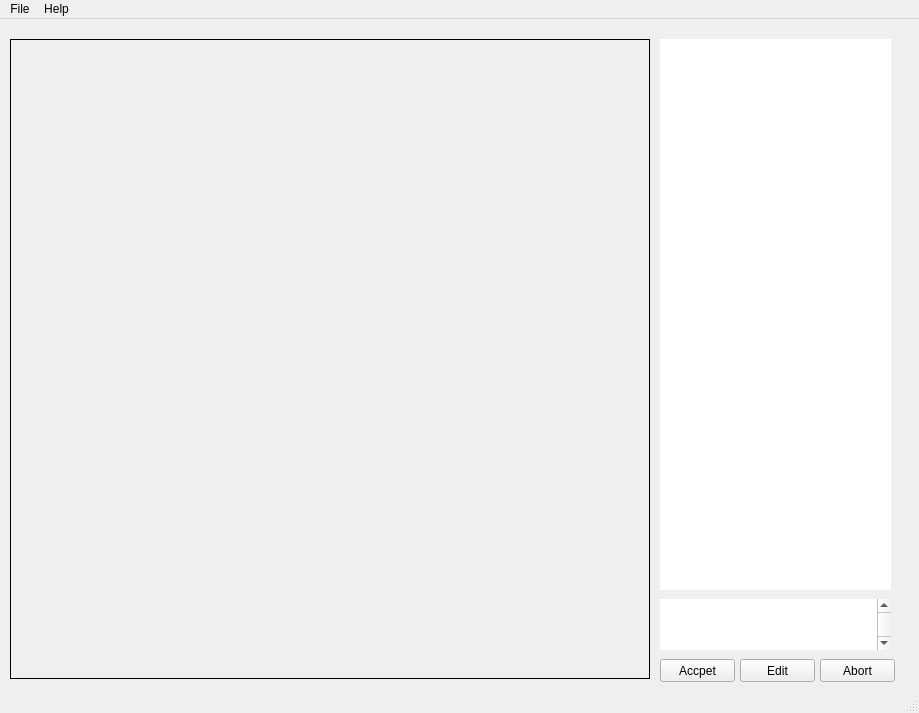
This is test.ui in CaioGiani/InstanceChecker as Qt 5 draws it before an edit. The edited form follows.
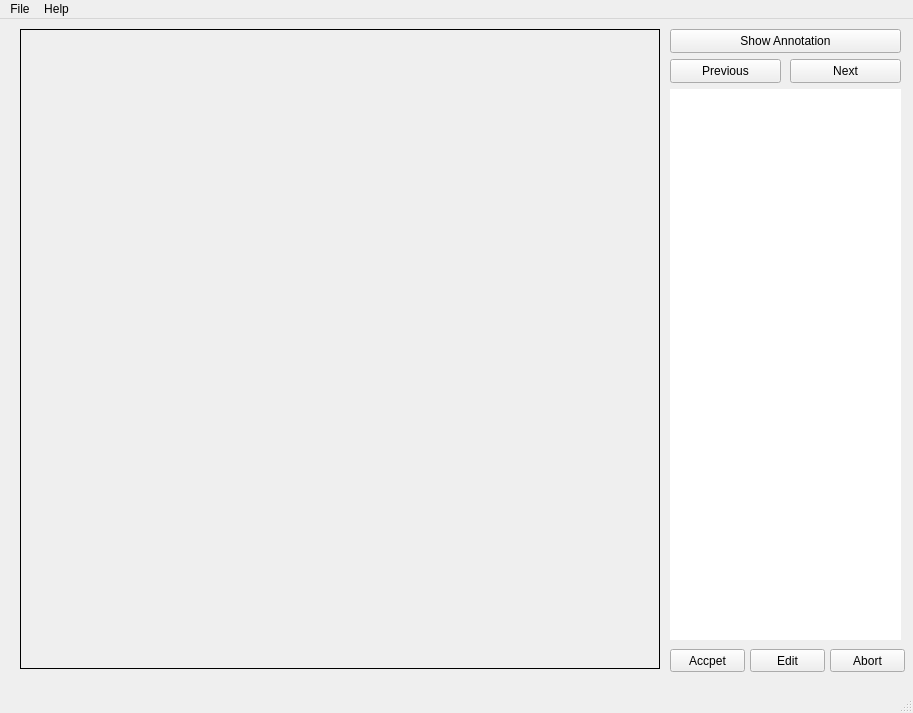
This is the edited form.

Commit message: good now to the next step: next image and previous,then know how to change

```diff
--- a/test.ui
+++ b/test.ui
@@ -6,7 +6,7 @@
    <rect>
     <x>0</x>
     <y>0</y>
-    <width>919</width>
+    <width>913</width>
     <height>713</height>
    </rect>
   </property>
@@ -20,8 +20,8 @@
    <widget class="QPushButton" name="EditBotton">
     <property name="geometry">
      <rect>
-      <x>740</x>
-      <y>640</y>
+      <x>750</x>
+      <y>630</y>
       <width>75</width>
       <height>23</height>
      </rect>
@@ -33,8 +33,8 @@
    <widget class="QPushButton" name="AcceptBotton">
     <property name="geometry">
      <rect>
-      <x>660</x>
-      <y>640</y>
+      <x>670</x>
+      <y>630</y>
       <width>75</width>
       <height>23</height>
      </rect>
@@ -46,8 +46,8 @@
    <widget class="QPushButton" name="AbortBotton">
     <property name="geometry">
      <rect>
-      <x>820</x>
-      <y>640</y>
+      <x>830</x>
+      <y>630</y>
       <width>75</width>
       <height>23</height>
      </rect>
@@ -59,8 +59,8 @@
    <widget class="QTextBrowser" name="textBrowser">
     <property name="geometry">
      <rect>
-      <x>660</x>
-      <y>20</y>
+      <x>670</x>
+      <y>70</y>
       <width>231</width>
       <height>551</height>
      </rect>
@@ -78,8 +78,8 @@
    <widget class="QLabel" name="lbImg">
     <property name="geometry">
      <rect>
-      <x>10</x>
-      <y>20</y>
+      <x>20</x>
+      <y>10</y>
       <width>640</width>
       <height>640</height>
      </rect>
@@ -586,21 +586,47 @@
     <property name="alignment">
      <set>Qt::AlignCenter</set>
     </property>
+    <property name="indent">
+     <number>0</number>
+    </property>
    </widget>
-   <widget class="QPlainTextEdit" name="plainTestEditLog">
+   <widget class="QPushButton" name="pushButtonAnnotation">
     <property name="geometry">
      <rect>
-      <x>660</x>
-      <y>580</y>
+      <x>670</x>
+      <y>10</y>
       <width>231</width>
-      <height>51</height>
+      <height>24</height>
      </rect>
     </property>
-    <property name="frameShape">
-     <enum>QFrame::NoFrame</enum>
+    <property name="text">
+     <string>Show Annotation</string>
     </property>
-    <property name="verticalScrollBarPolicy">
-     <enum>Qt::ScrollBarAlwaysOn</enum>
+   </widget>
+   <widget class="QPushButton" name="pushButtonPreviousImage">
+    <property name="geometry">
+     <rect>
+      <x>670</x>
+      <y>40</y>
+      <width>111</width>
+      <height>24</height>
+     </rect>
+    </property>
+    <property name="text">
+     <string>Previous</string>
+    </property>
+   </widget>
+   <widget class="QPushButton" name="pushButtonNext">
+    <property name="geometry">
+     <rect>
+      <x>790</x>
+      <y>40</y>
+      <width>111</width>
+      <height>24</height>
+     </rect>
+    </property>
+    <property name="text">
+     <string>Next</string>
     </property>
    </widget>
   </widget>
@@ -609,7 +635,7 @@
     <rect>
      <x>0</x>
      <y>0</y>
-     <width>919</width>
+     <width>913</width>
      <height>22</height>
     </rect>
    </property>
```
Left out of the diff: 3 changed lines with no effect on the pictures. The commit also changes 5 other files.
